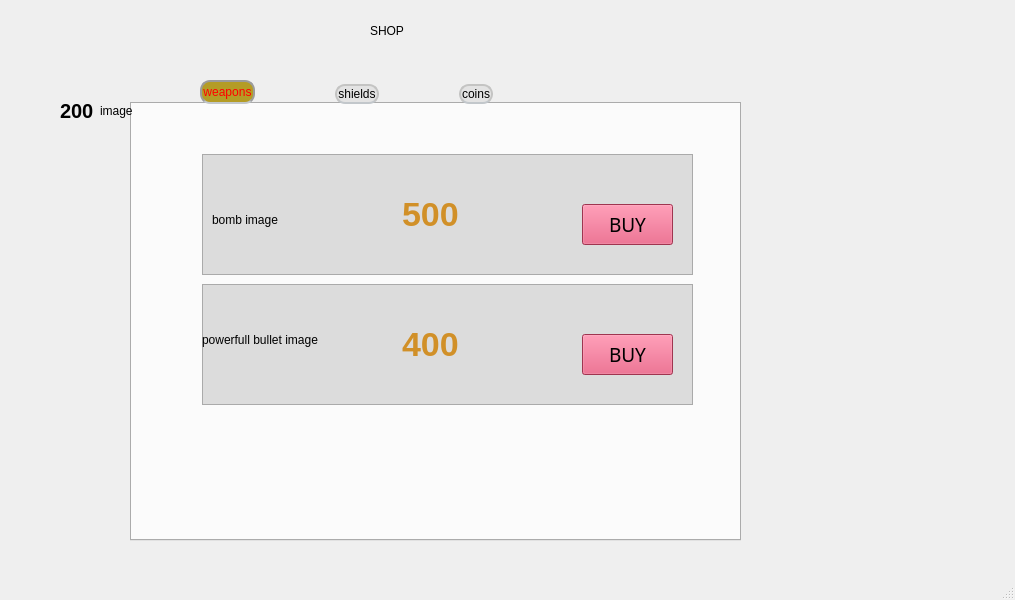
Above: mainwindow.ui from ahmed-alllam/GTA-VI before the change. Below: the same form after it.
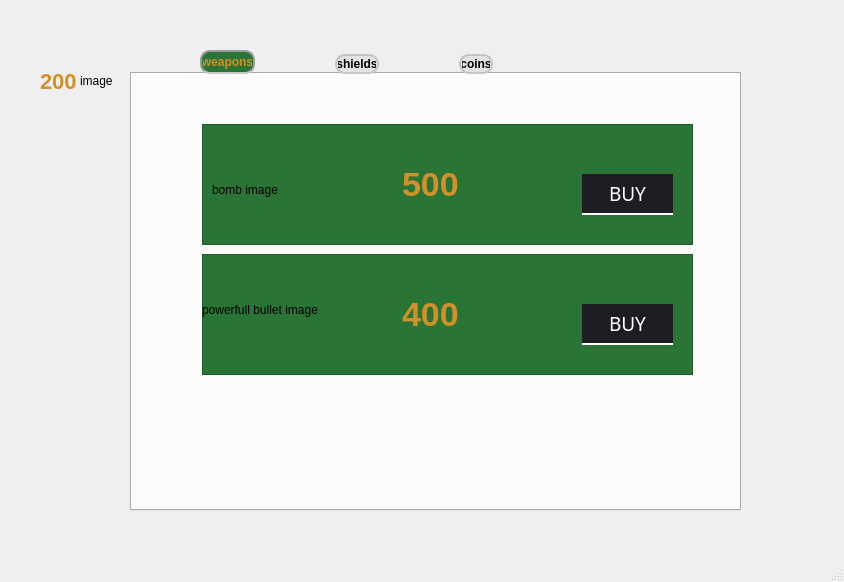
That is the form after the change. The open tabs and pages were chosen to show the change. Icons and pictures are not drawn.

Commit message: adjusting ui of the market

```diff
--- a/mainwindow.ui
+++ b/mainwindow.ui
@@ -6,8 +6,8 @@
    <rect>
     <x>0</x>
     <y>0</y>
-    <width>1015</width>
-    <height>600</height>
+    <width>844</width>
+    <height>582</height>
    </rect>
   </property>
   <property name="windowTitle">
@@ -27,8 +27,8 @@
    <widget class="QPushButton" name="ExitButton">
     <property name="geometry">
      <rect>
-      <x>810</x>
-      <y>0</y>
+      <x>740</x>
+      <y>30</y>
       <width>65</width>
       <height>65</height>
      </rect>
@@ -46,8 +46,8 @@
    <widget class="QLabel" name="label">
     <property name="geometry">
      <rect>
-      <x>60</x>
-      <y>80</y>
+      <x>40</x>
+      <y>50</y>
       <width>51</width>
       <height>62</height>
      </rect>
@@ -57,8 +57,9 @@
 background:none;
 border:none;
  font-family: Arial;
-  font-size: 20px;
-  font-weight: Bold;</string>
+  font-size: 22px;
+  font-weight: Bold;
+color:rgb(209, 144, 40);</string>
     </property>
     <property name="text">
      <string>200</string>
@@ -71,7 +72,7 @@
     <property name="geometry">
      <rect>
       <x>130</x>
-      <y>80</y>
+      <y>50</y>
       <width>611</width>
       <height>461</height>
      </rect>
@@ -89,10 +90,13 @@
      </size>
     </property>
     <property name="styleSheet">
-     <string notr="true">QTabBar::tab {
+     <string notr="true">
+QTabBar::tab {
     margin-left:70px;
 	margin-right:10px;
-	font: 17pt &quot;Segoe Print&quot;;
+	font: 18pt &quot;Segoe Print&quot;;
+  font-weight: Bold;
+
 color:black;
 background-color: rgb(227, 227, 227);
 
@@ -112,13 +116,13 @@
     background: qlineargradient(x1: 0, y1: 0, x2: 0, y2: 1,
                                 stop: 0 #fafafa, stop: 0.4 #f4f4f4,
                                 stop: 0.5 #e7e7e7, stop: 1.0 #fafafa);
-color:red;
+color:rgb(209, 144, 40);
 }
 
 QTabBar::tab:selected {
     border-color: #9B9B9B;
     border-bottom-color: #C2C7CB; /* same as pane color */
-	background-color: rgb(180, 156, 37);
+background-color: rgb(42, 116, 53);
 }
 
 QTabBar::tab:!selected {
@@ -158,7 +162,8 @@
        </rect>
       </property>
       <property name="styleSheet">
-       <string notr="true">background-color:rgb(220, 220, 220);</string>
+       <string notr="true">background-color:rgb(220, 220, 220);
+background-color: rgb(42, 116, 53);</string>
       </property>
      </widget>
      <widget class="QLabel" name="bomb_price_label">
@@ -226,8 +231,59 @@
        <bool>false</bool>
       </property>
       <property name="styleSheet">
-       <string notr="true">background-color: rgb(223, 74, 112);
-</string>
+       <string notr="true">
+ QPushButton#Buy_bomb {
+border-style: solid;
+	border-top-color: transparent;
+	border-right-color: transparent;
+	border-left-color: transparent;
+	border-bottom-color: #white;
+	border-bottom-width: 2px;
+	border-style: solid;
+	color: #FFFFFF;
+background-color: #1e1d23;
+ }
+
+ 
+QPushButton#Buy_bomb:hover{
+	border-style: solid;
+	border-top-color: transparent;
+	border-right-color: transparent;
+	border-left-color: transparent;
+	border-bottom-color: #37efba;
+	border-bottom-width: 2px;
+	border-style: solid;
+	color: #FFFFFF;
+	padding-bottom: 2px;
+	background-color: #1e1d23;
+}
+QPushButton#Buy_bomb:pressed{
+	border-style: solid;
+	border-top-color: transparent;
+	border-right-color: transparent;
+	border-left-color: transparent;
+	border-bottom-color: #37efba;
+	border-bottom-width: 2px;
+	border-style: solid;
+	color: #37efba;
+	padding-bottom: 2px;
+    margin-top: 4px;     
+	background-color: #1e1d23;
+	background-color: rgb(126, 126, 126);
+}
+QPushButton#Buy_bomb:disabled{
+	border-style: solid;
+	border-top-color: transparent;
+	border-right-color: transparent;
+	border-left-color: transparent;
+	border-bottom-color: #808086;
+	border-bottom-width: 2px;
+	border-style: solid;
+	color: #808086;
+	padding-bottom: 1px;
+	background-color: #1e1d23;
+
+}</string>
       </property>
       <property name="text">
        <string>BUY</string>
@@ -243,7 +299,8 @@
        </rect>
       </property>
       <property name="styleSheet">
-       <string notr="true">background-color:rgb(220, 220, 220);</string>
+       <string notr="true">background-color:rgb(220, 220, 220);
+background-color: rgb(42, 116, 53);</string>
       </property>
      </widget>
      <widget class="QPushButton" name="Buy_powerfulbullet">
@@ -267,8 +324,59 @@
        <bool>false</bool>
       </property>
       <property name="styleSheet">
-       <string notr="true">background-color: rgb(223, 74, 112);
-</string>
+       <string notr="true">
+ QPushButton#Buy_powerfulbullet {
+border-style: solid;
+	border-top-color: transparent;
+	border-right-color: transparent;
+	border-left-color: transparent;
+	border-bottom-color: #white;
+	border-bottom-width: 2px;
+	border-style: solid;
+	color: #FFFFFF;
+background-color: #1e1d23;
+ }
+
+ 
+QPushButton#Buy_powerfulbullet:hover{
+	border-style: solid;
+	border-top-color: transparent;
+	border-right-color: transparent;
+	border-left-color: transparent;
+	border-bottom-color: #37efba;
+	border-bottom-width: 2px;
+	border-style: solid;
+	color: #FFFFFF;
+	padding-bottom: 2px;
+	background-color: #1e1d23;
+}
+QPushButton#Buy_powerfulbullet:pressed{
+	border-style: solid;
+	border-top-color: transparent;
+	border-right-color: transparent;
+	border-left-color: transparent;
+	border-bottom-color: #37efba;
+	border-bottom-width: 2px;
+	border-style: solid;
+	color: #37efba;
+	padding-bottom: 2px;
+    margin-top: 4px;     
+	background-color: #1e1d23;
+	background-color: rgb(126, 126, 126);
+}
+QPushButton#Buy_powerfulbullet:disabled{
+	border-style: solid;
+	border-top-color: transparent;
+	border-right-color: transparent;
+	border-left-color: transparent;
+	border-bottom-color: #808086;
+	border-bottom-width: 2px;
+	border-style: solid;
+	color: #808086;
+	padding-bottom: 1px;
+	background-color: #1e1d23;
+
+}</string>
       </property>
       <property name="text">
        <string>BUY</string>
@@ -573,31 +681,11 @@
      </widget>
     </widget>
    </widget>
-   <widget class="QLabel" name="label_2">
-    <property name="geometry">
-     <rect>
-      <x>370</x>
-      <y>0</y>
-      <width>121</width>
-      <height>61</height>
-     </rect>
-    </property>
-    <property name="styleSheet">
-     <string notr="true">background-color:transparent;
-background:none;
-border:none;
-font: 700 24pt &quot;Rockwell Condensed&quot;;
-collor:qlineargradient(spread:pad, x1:0, y1:1, x2:1, y2:0, stop:0.322115 rgba(153, 33, 0, 246), stop:1 rgba(255, 255, 255, 255));</string>
-    </property>
-    <property name="text">
-     <string>SHOP</string>
-    </property>
-   </widget>
    <widget class="QLabel" name="coins_image">
     <property name="geometry">
      <rect>
-      <x>100</x>
-      <y>90</y>
+      <x>80</x>
+      <y>60</y>
       <width>51</width>
       <height>41</height>
      </rect>
```
Left out of the diff: 192 changed lines with no effect on the pictures. The commit also changes 2 other files.
